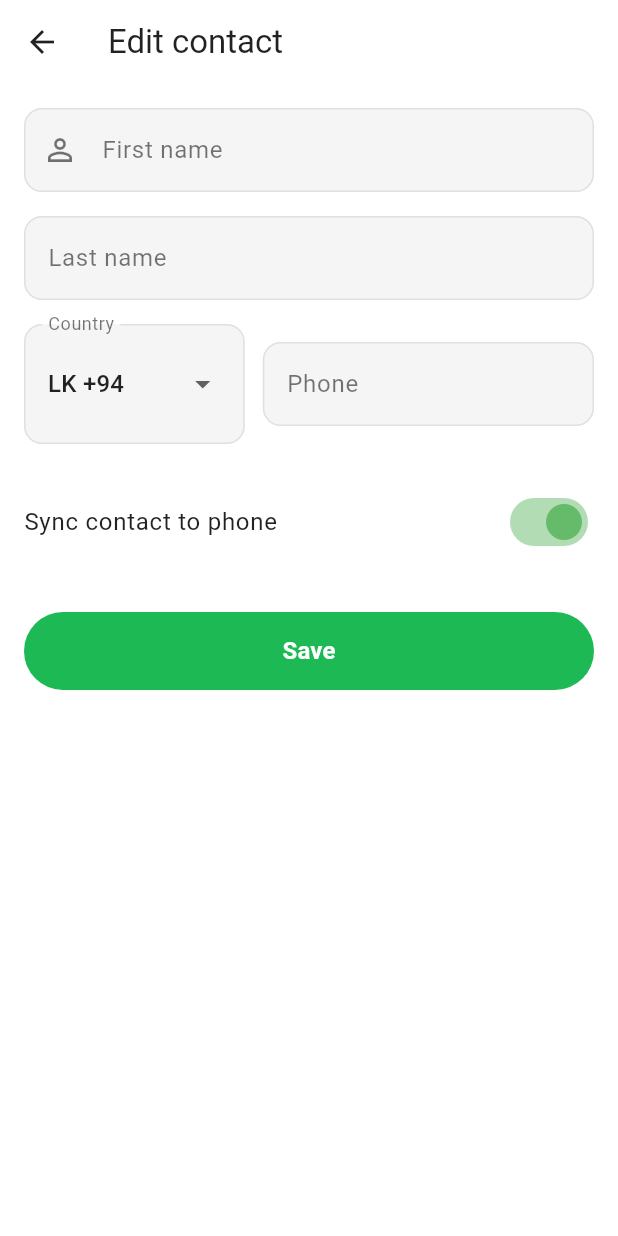
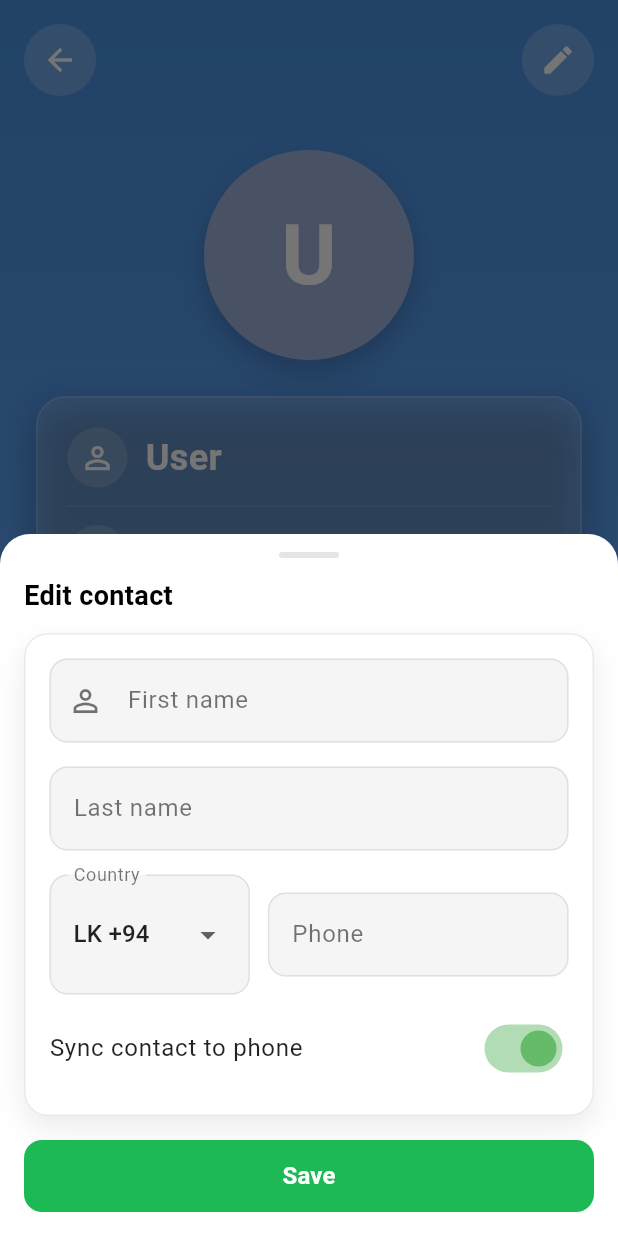
Before and after one commit to Nuwanchanuka/ChatApp, a Flutter app: the ProfileScreen screen opened directly, after a tap on the "edit" icon, on a phone screen of 412 x 824 dp. Run offline on Flutter 3.47's test engine with Material 3 defaults, Android fonts, the phone set to English and light mode, and no system bars; our stand-ins replace qr_flutter, shared_preferences, sqflite; missing offline and left inert: mobile_scanner; accounts and stored records are empty.

Commit message:
complete profile edit section

```diff
--- a/lib/Screens/edit_profile_screen.dart
+++ b/lib/Screens/edit_profile_screen.dart
@@ -121,7 +121,7 @@ class _EditProfileScreenState extends State<EditProfileScreen> {
       backgroundColor: Colors.white,
       appBar: AppBar(
         backgroundColor: Colors.white,
-        foregroundColor: Colors.black,
+        foregroundColor: Colors.black87,
         elevation: 0,
         leading: IconButton(
           icon: const Icon(Icons.arrow_back, color: Colors.black87),
@@ -134,6 +134,23 @@ class _EditProfileScreenState extends State<EditProfileScreen> {
           key: _formKey,
           child: ListView(
             padding: const EdgeInsets.all(16),
+            children: [
+              // Shadow box section containing the form fields
+              Container(
+                decoration: BoxDecoration(
+                  color: Colors.white,
+                  borderRadius: BorderRadius.circular(16),
+                  boxShadow: [
+                    BoxShadow(
+                      color: Colors.black.withOpacity(0.08),
+                      blurRadius: 16,
+                      offset: const Offset(0, 8),
+                    ),
+                  ],
+                  border: Border.all(color: const Color(0xFFEAEAEA)),
+                ),
+                padding: const EdgeInsets.all(16),
+                child: Column(
                   children: [
                     TextFormField(
                       controller: _firstController,
@@ -188,7 +205,7 @@ class _EditProfileScreenState extends State<EditProfileScreen> {
                         ),
                       ],
                     ),
-              const SizedBox(height: 24),
+                    const SizedBox(height: 16),
                     SwitchListTile(
                       contentPadding: EdgeInsets.zero,
                       title: const Text('Sync contact to phone', style: TextStyle(color: Colors.black87)),
@@ -196,8 +213,10 @@ class _EditProfileScreenState extends State<EditProfileScreen> {
                       activeColor: const Color(0xFF66BB6A),
                       onChanged: (v) => setState(() => _syncToPhone = v),
                     ),
-              // Email sync target removed per requirement (no email change in this screen)
-              const SizedBox(height: 32),
+                  ],
+                ),
+              ),
+              const SizedBox(height: 24),
               SizedBox(
                 height: 52,
                 child: ElevatedButton(
--- /dev/null
+++ b/lib/Screens/edit_profile_sheet.dart
@@ -0,0 +1,254 @@
+import 'package:flutter/material.dart';
+import '../services/settings.dart';
+
+class EditProfileSheet extends StatefulWidget {
+  const EditProfileSheet({super.key});
+
+  @override
+  State<EditProfileSheet> createState() => _EditProfileSheetState();
+}
+
+class _EditProfileSheetState extends State<EditProfileSheet> {
+  final _formKey = GlobalKey<FormState>();
+  final _firstController = TextEditingController();
+  final _lastController = TextEditingController();
+  final _phoneController = TextEditingController();
+
+  String _countryCode = '+94';
+  String _countryLabel = 'LK +94';
+  bool _syncToPhone = true;
+  bool _saving = false;
+
+  final List<Map<String, String>> _countries = const [
+    {'label': 'LK +94', 'code': '+94'},
+    {'label': 'IN +91', 'code': '+91'},
+    {'label': 'US +1', 'code': '+1'},
+  ];
+
+  @override
+  void initState() {
+    super.initState();
+    _prefill();
+  }
+
+  Future<void> _prefill() async {
+    final s = SettingsService();
+    await s.load();
+    final name = (s.username ?? '').trim();
+    final parts = name.split(' ');
+    if (parts.isNotEmpty && parts.first.isNotEmpty) {
+      _firstController.text = parts.first;
+    }
+    if (parts.length > 1) {
+      _lastController.text = parts.sublist(1).join(' ');
+    }
+
+    final phone = (s.phone ?? '').trim();
+    if (phone.startsWith('+94')) {
+      _countryCode = '+94';
+      _countryLabel = 'LK +94';
+      _phoneController.text = phone.replaceFirst('+94', '').trim();
+    } else if (phone.startsWith('+91')) {
+      _countryCode = '+91';
+      _countryLabel = 'IN +91';
+      _phoneController.text = phone.replaceFirst('+91', '').trim();
+    } else if (phone.startsWith('+1')) {
+      _countryCode = '+1';
+      _countryLabel = 'US +1';
+      _phoneController.text = phone.replaceFirst('+1', '').trim();
+    } else if (phone.isNotEmpty) {
+      _phoneController.text = phone;
+    }
+    setState(() {});
+  }
+
+  @override
+  void dispose() {
+    _firstController.dispose();
+    _lastController.dispose();
+    _phoneController.dispose();
+    super.dispose();
+  }
+
+  InputDecoration _dec(String label, {Widget? prefixIcon}) => InputDecoration(
+        labelText: label,
+        labelStyle: const TextStyle(color: Colors.black54),
+        prefixIcon: prefixIcon,
+        filled: true,
+        fillColor: Colors.grey[100],
+        border: OutlineInputBorder(
+          borderRadius: BorderRadius.circular(12),
+          borderSide: const BorderSide(color: Color(0xFFE0E0E0)),
+        ),
+        enabledBorder: OutlineInputBorder(
+          borderRadius: BorderRadius.circular(12),
+          borderSide: const BorderSide(color: Color(0xFFE0E0E0)),
+        ),
+        focusedBorder: OutlineInputBorder(
+          borderRadius: BorderRadius.circular(12),
+          borderSide: const BorderSide(color: Color(0xFF4A90E2), width: 2),
+        ),
+      );
+
+  Future<void> _save() async {
+    if (!_formKey.currentState!.validate()) return;
+    setState(() => _saving = true);
+    try {
+      final fullName = [_firstController.text.trim(), _lastController.text.trim()]
+          .where((e) => e.isNotEmpty)
+          .join(' ');
+      final phoneDigits = _phoneController.text.trim();
+      final fullPhone = _countryCode + (phoneDigits.startsWith('+') ? phoneDigits.substring(1) : phoneDigits);
+
+      final s = SettingsService();
+      await s.load();
+      await s.saveProfile(
+        name: fullName.isNotEmpty ? fullName : (s.username ?? 'User'),
+        phone: fullPhone,
+        bio: s.bio,
+      );
+
+      if (!mounted) return;
+      Navigator.of(context).pop(true); // return success
+    } finally {
+      if (mounted) setState(() => _saving = false);
+    }
+  }
+
+  @override
+  Widget build(BuildContext context) {
+    final bottomInset = MediaQuery.of(context).viewInsets.bottom;
+    return SafeArea(
+      child: Padding(
+        padding: EdgeInsets.only(bottom: bottomInset),
+        child: Container(
+          decoration: const BoxDecoration(
+            color: Colors.white,
+            borderRadius: BorderRadius.vertical(top: Radius.circular(20)),
+          ),
+          child: SingleChildScrollView(
+            padding: const EdgeInsets.fromLTRB(16, 12, 16, 16),
+            child: Form(
+              key: _formKey,
+              child: Column(
+                mainAxisSize: MainAxisSize.min,
+                crossAxisAlignment: CrossAxisAlignment.start,
+                children: [
+                  Center(
+                    child: Container(
+                      width: 40,
+                      height: 4,
+                      margin: const EdgeInsets.only(bottom: 12),
+                      decoration: BoxDecoration(
+                        color: Colors.black.withOpacity(0.1),
+                        borderRadius: BorderRadius.circular(2),
+                      ),
+                    ),
+                  ),
+                  const Text('Edit contact', style: TextStyle(fontSize: 18, fontWeight: FontWeight.w600)),
+                  const SizedBox(height: 12),
+                  Container(
+                    decoration: BoxDecoration(
+                      color: Colors.white,
+                      borderRadius: BorderRadius.circular(16),
+                      boxShadow: [
+                        BoxShadow(
+                          color: Colors.black.withOpacity(0.08),
+                          blurRadius: 16,
+                          offset: const Offset(0, 8),
+                        ),
+                      ],
+                      border: Border.all(color: const Color(0xFFEAEAEA)),
+                    ),
+                    padding: const EdgeInsets.all(16),
+                    child: Column(
+                      children: [
+                        TextFormField(
+                          controller: _firstController,
+                          style: const TextStyle(color: Colors.black87),
+                          decoration: _dec('First name', prefixIcon: const Icon(Icons.person_outline, color: Colors.black54)),
+                          validator: (v) => (v == null || v.trim().isEmpty) ? 'Required' : null,
+                        ),
+                        const SizedBox(height: 16),
+                        TextFormField(
+                          controller: _lastController,
+                          style: const TextStyle(color: Colors.black87),
+                          decoration: _dec('Last name'),
+                        ),
+                        const SizedBox(height: 16),
+                        Row(
+                          children: [
+                            Expanded(
+                              flex: 4,
+                              child: InputDecorator(
+                                decoration: _dec('Country'),
+                                child: DropdownButtonHideUnderline(
+                                  child: DropdownButton<String>(
+                                    value: _countryLabel,
+                                    dropdownColor: Colors.white,
+                                    items: _countries
+                                        .map((c) => DropdownMenuItem<String>(
+                                              value: c['label']!,
+                                              child: Text(c['label']!, style: const TextStyle(color: Colors.black87)),
+                                            ))
+                                        .toList(),
+                                    onChanged: (v) {
+                                      if (v == null) return;
+                                      setState(() {
+                                        _countryLabel = v;
+                                        _countryCode = _countries.firstWhere((e) => e['label'] == v)['code']!;
+                                      });
+                                    },
+                                  ),
+                                ),
+                              ),
+                            ),
+                            const SizedBox(width: 12),
+                            Expanded(
+                              flex: 6,
+                              child: TextFormField(
+                                controller: _phoneController,
+                                keyboardType: TextInputType.phone,
+                                style: const TextStyle(color: Colors.black87),
+                                decoration: _dec('Phone'),
+                                validator: (v) => (v == null || v.trim().length < 6) ? 'Invalid phone' : null,
+                              ),
+                            ),
+                          ],
+                        ),
+                        const SizedBox(height: 8),
+                        SwitchListTile(
+                          contentPadding: EdgeInsets.zero,
+                          title: const Text('Sync contact to phone', style: TextStyle(color: Colors.black87)),
+                          value: _syncToPhone,
+                          activeColor: const Color(0xFF66BB6A),
+                          onChanged: (v) => setState(() => _syncToPhone = v),
+                        ),
+                      ],
+                    ),
+                  ),
+                  const SizedBox(height: 16),
+                  SizedBox(
+                    width: double.infinity,
+                    height: 48,
+                    child: ElevatedButton(
+                      onPressed: _saving ? null : _save,
+                      style: ElevatedButton.styleFrom(
+                        backgroundColor: const Color(0xFF1DB954),
+                        shape: RoundedRectangleBorder(borderRadius: BorderRadius.circular(12)),
+                        elevation: 0,
+                      ),
+                      child: _saving
+                          ? const SizedBox(width: 22, height: 22, child: CircularProgressIndicator(strokeWidth: 2, valueColor: AlwaysStoppedAnimation<Color>(Colors.white)))
+                          : const Text('Save', style: TextStyle(color: Colors.white, fontSize: 16, fontWeight: FontWeight.w600)),
+                    ),
+                  ),
+                ],
+              ),
+            ),
+          ),
+        ),
+      ),
+    );
+  }
+}
--- a/lib/Screens/profile_screen.dart
+++ b/lib/Screens/profile_screen.dart
@@ -1,7 +1,7 @@
 import 'package:flutter/material.dart';
 import '../services/settings.dart';
 import 'profile_setup_screen.dart';
-import 'edit_profile_screen.dart';
+import 'edit_profile_sheet.dart';
 
 class ProfileScreen extends StatefulWidget {
   final bool showBackButton;
@@ -74,13 +74,15 @@ class _ProfileScreenState extends State<ProfileScreen> {
                         ),
                         child: IconButton(
                           onPressed: () async {
-                            await Navigator.push(
-                              context,
-                              MaterialPageRoute(
-                                builder: (context) => const EditProfileScreen(),
-                              ),
+                            final result = await showModalBottomSheet<bool>(
+                              context: context,
+                              isScrollControlled: true,
+                              backgroundColor: Colors.transparent,
+                              builder: (_) => const EditProfileSheet(),
                             );
-                            if (mounted) setState(() {});
+                            if (mounted && (result ?? false)) {
+                              setState(() {}); // refresh after save
+                            }
                           },
                           icon: const Icon(
                             Icons.edit,
```
Lines whose indentation alone changed are shown as unchanged.
